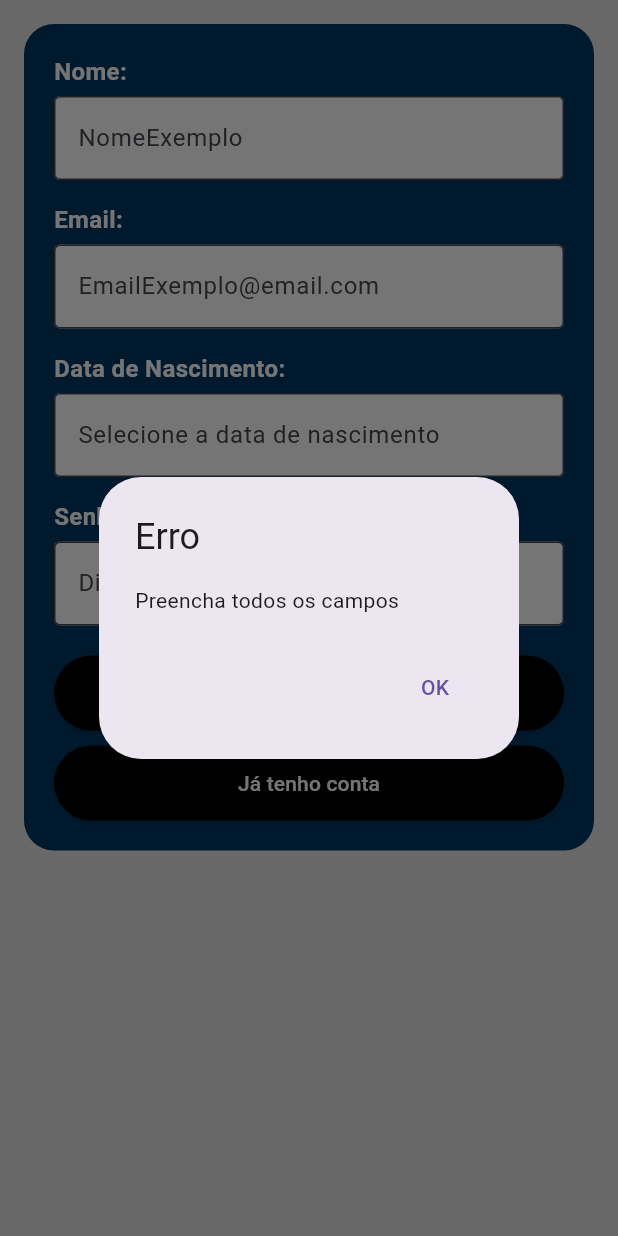
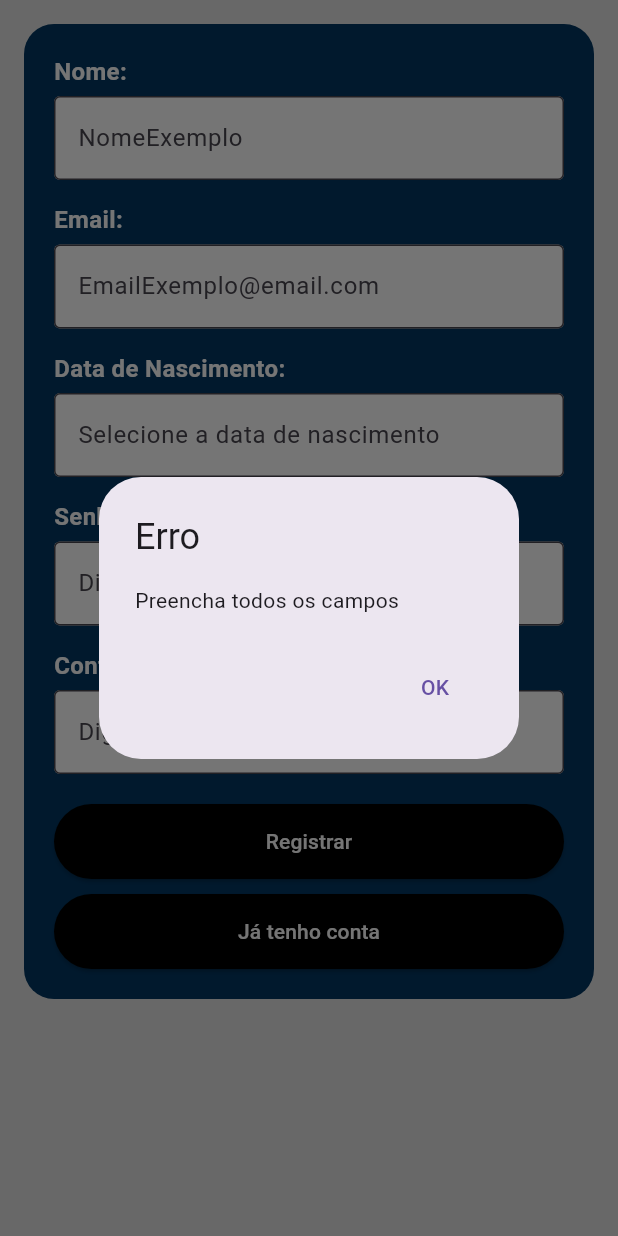
Before and after one commit to DE4THB0RN/Donapp, a Flutter app: the CadastroScreen screen opened directly, after a tap on "Registrar", on a phone screen of 412 x 824 dp. Run offline on Flutter 3.47's test engine with Material 3 defaults, Android fonts, the phone set to English and light mode, and no system bars; our stand-ins replace flutter_carousel_widget, image_picker, shared_preferences, sqflite; missing offline and left inert: encrypt_decrypt_plus; accounts and stored records are empty.

Commit message:
Confere senha

```diff
--- a/lib/Telas/CadastroScreen.dart
+++ b/lib/Telas/CadastroScreen.dart
@@ -27,6 +27,7 @@ class _CadastroScreenState extends State<CadastroScreen> {
   String email = '';
   String dataNascimento = '';
   String senha = '';
+  String senhaconfirm = '';
 
   Future<void> _createUser() async {
     id = await SQLUser.adicionarUsuario(nome, dataNascimento, email, senha);
@@ -98,6 +99,16 @@ class _CadastroScreenState extends State<CadastroScreen> {
                         });
                       },
                     ),
+                    SizedBox(height: 15),
+                    CustomInputField(
+                      labelText: 'Confirme a senha:',
+                      hintText: 'Digite sua senha novamente',
+                      keyboardType: TextInputType.text,
+                      obscureText: true,
+                      onChanged: (value) {
+                        senhaconfirm = value;
+                      },
+                    ),
                     SizedBox(height: 20),
                     CustomButton(
                       text: 'Registrar',
@@ -108,6 +119,8 @@ class _CadastroScreenState extends State<CadastroScreen> {
                             dataNascimento.isEmpty ||
                             senha.isEmpty) {
                           Preencha.dialogo(context);
+                        } else if (senha != senhaconfirm) {
+                          Preencha.senhaErrada(context);
                         } else {
                           senha = generateMd5(senha);
                           List<Map<String, dynamic>> userfull =
```
Also changed, not shown: lib/Components/Preencha.dart (+20 -0 lines).
